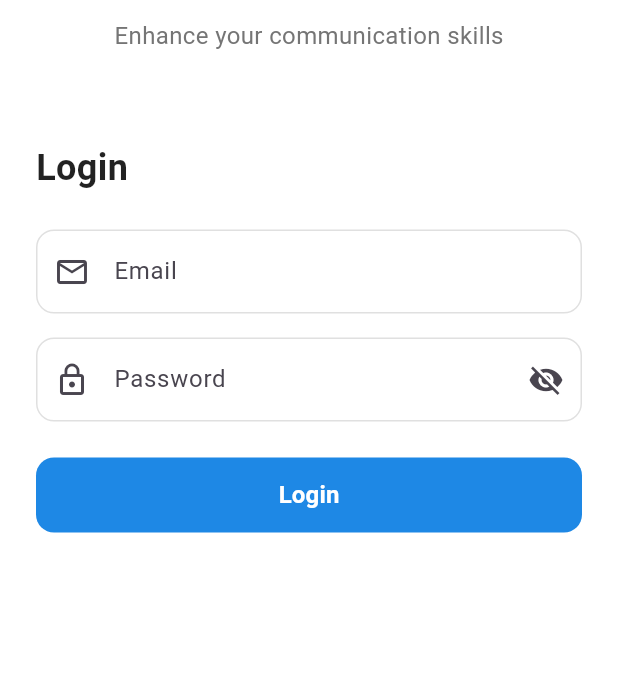
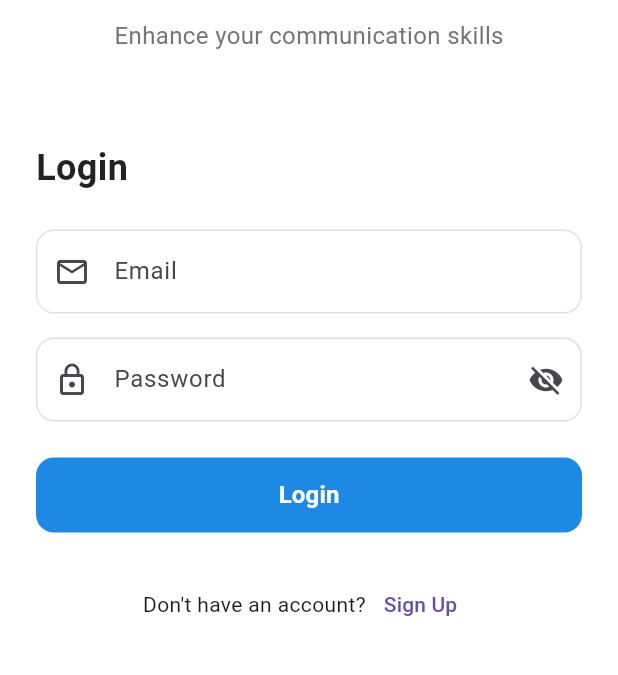
Before and after one commit to VicoTriansyahNasril/TalentaTalk-Dev-Preview, a Flutter app: the screen it shows after launch, on a phone screen of 412 x 824 dp, the part 276-951 px from its top. Run offline on Flutter 3.47's test engine with Material 3 defaults, Android fonts, the phone set to English and light mode, and no system bars; our stand-ins replace equatable, flutter_bloc, flutter_tts, go_router, percent_indicator, permission_handler and 1 more; missing offline and left inert: record.

```diff
--- a/front-end-talent-english/lib/features/Auth/login_screen.dart
+++ b/front-end-talent-english/lib/features/Auth/login_screen.dart
@@ -136,11 +136,16 @@ class _LoginScreenState extends State<LoginScreen> {
                               ),
                               enabledBorder: OutlineInputBorder(
                                 borderRadius: BorderRadius.circular(12),
-                                borderSide: BorderSide(color: Colors.grey.shade300),
+                                borderSide: BorderSide(
+                                  color: Colors.grey.shade300,
+                                ),
                               ),
                               focusedBorder: OutlineInputBorder(
                                 borderRadius: BorderRadius.circular(12),
-                                borderSide: BorderSide(color: Colors.blue.shade400, width: 2),
+                                borderSide: BorderSide(
+                                  color: Colors.blue.shade400,
+                                  width: 2,
+                                ),
                               ),
                             ),
                             keyboardType: TextInputType.emailAddress,
@@ -148,7 +153,9 @@ class _LoginScreenState extends State<LoginScreen> {
                               if (value == null || value.isEmpty) {
                                 return 'Please enter your email';
                               }
-                              if (!RegExp(r'^[\w-\.]+@([\w-]+\.)+[\w-]{2,4}$').hasMatch(value)) {
+                              if (!RegExp(
+                                r'^[\w-\.]+@([\w-]+\.)+[\w-]{2,4}$',
+                              ).hasMatch(value)) {
                                 return 'Please enter a valid email';
                               }
                               return null;
@@ -164,7 +171,9 @@ class _LoginScreenState extends State<LoginScreen> {
                               prefixIcon: const Icon(Icons.lock_outline),
                               suffixIcon: IconButton(
                                 icon: Icon(
-                                  _isPasswordVisible ? Icons.visibility : Icons.visibility_off,
+                                  _isPasswordVisible
+                                      ? Icons.visibility
+                                      : Icons.visibility_off,
                                 ),
                                 onPressed: () {
                                   setState(() {
@@ -177,11 +186,16 @@ class _LoginScreenState extends State<LoginScreen> {
                               ),
                               enabledBorder: OutlineInputBorder(
                                 borderRadius: BorderRadius.circular(12),
-                                borderSide: BorderSide(color: Colors.grey.shade300),
+                                borderSide: BorderSide(
+                                  color: Colors.grey.shade300,
+                                ),
                               ),
                               focusedBorder: OutlineInputBorder(
                                 borderRadius: BorderRadius.circular(12),
-                                borderSide: BorderSide(color: Colors.blue.shade400, width: 2),
+                                borderSide: BorderSide(
+                                  color: Colors.blue.shade400,
+                                  width: 2,
+                                ),
                               ),
                             ),
                             validator: (value) {
@@ -194,36 +208,21 @@ class _LoginScreenState extends State<LoginScreen> {
                               return null;
                             },
                           ),
-                          // const SizedBox(height: 12),
-                          // // Forgot Password
-                          // Align(
-                          //   alignment: Alignment.centerRight,
-                          //   child: TextButton(
-                          //     onPressed: () {
-                          //       // Handle forgot password
-                          //     },
-                          //     child: Text(
-                          //       'Forgot Password?',
-                          //       style: TextStyle(
-                          //         color: Colors.blue.shade700,
-                          //       ),
-                          //     ),
-                          //   ),
-                          // ),
                           const SizedBox(height: 24),
-                          // Login Button
                           SizedBox(
                             width: double.infinity,
                             height: 50,
                             child: ElevatedButton(
-                              onPressed: state is AuthLoading
+                              onPressed:
+                                  state is AuthLoading
                                       ? null
                                       : () {
                                         if (_formKey.currentState!.validate()) {
                                           context.read<AuthBloc>().add(
                                             LoginEvent(
                                               email: _emailController.text,
-                                                password: _passwordController.text,
+                                              password:
+                                                  _passwordController.text,
                                             ),
                                           );
                                         }
@@ -236,7 +235,8 @@ class _LoginScreenState extends State<LoginScreen> {
                                 ),
                                 elevation: 0,
                               ),
-                              child: state is AuthLoading
+                              child:
+                                  state is AuthLoading
                                       ? const SizedBox(
                                         height: 20,
                                         width: 20,
@@ -255,6 +255,20 @@ class _LoginScreenState extends State<LoginScreen> {
                             ),
                           ),
                           const SizedBox(height: 24),
+                          Row(
+                            mainAxisAlignment: MainAxisAlignment.center,
+                            children: [
+                              const Text("Don't have an account?"),
+                              TextButton(
+                                onPressed: () {
+                                  context.push(
+                                    '/register',
+                                  );
+                                },
+                                child: const Text('Sign Up'),
+                              ),
+                            ],
+                          ),
                         ],
                       ),
                     ),
```
Also changed, not shown: TalentaTalkBackend/requirements.txt (+12 -15 lines), TalentaTalkBackend/vercel.json (deleted), 5 other files. Lines whose indentation alone changed are shown as unchanged.
